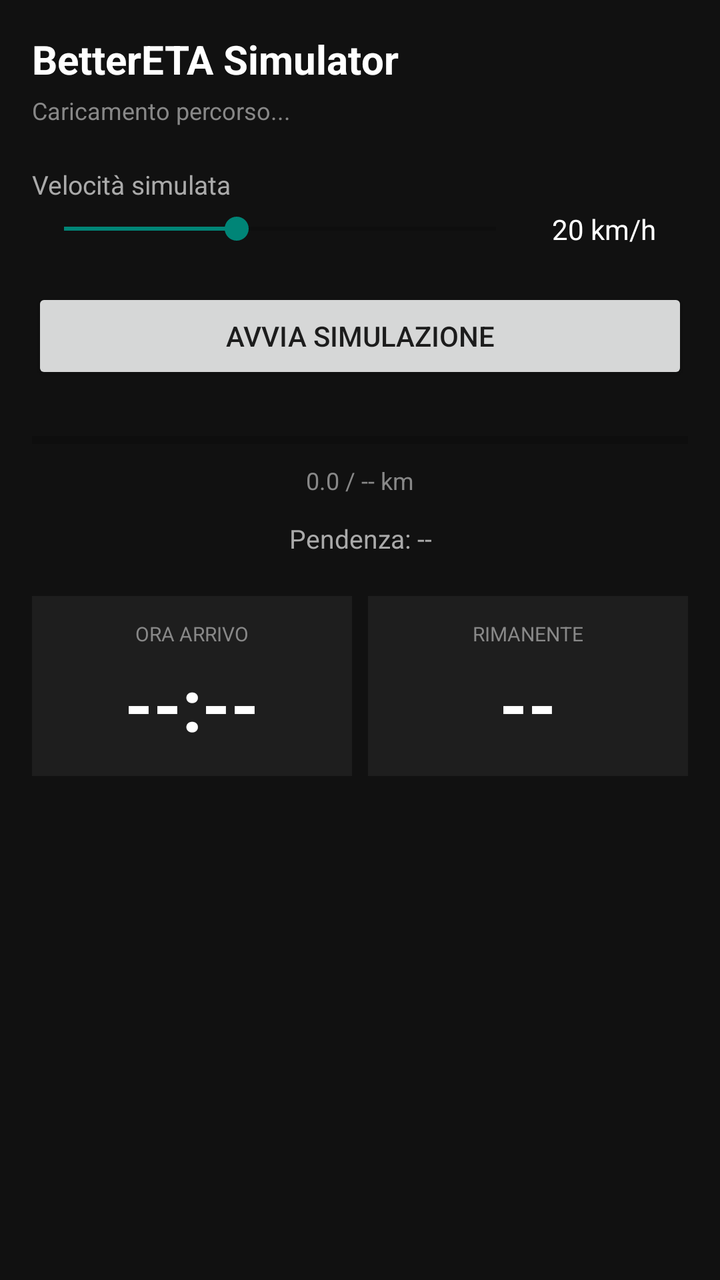
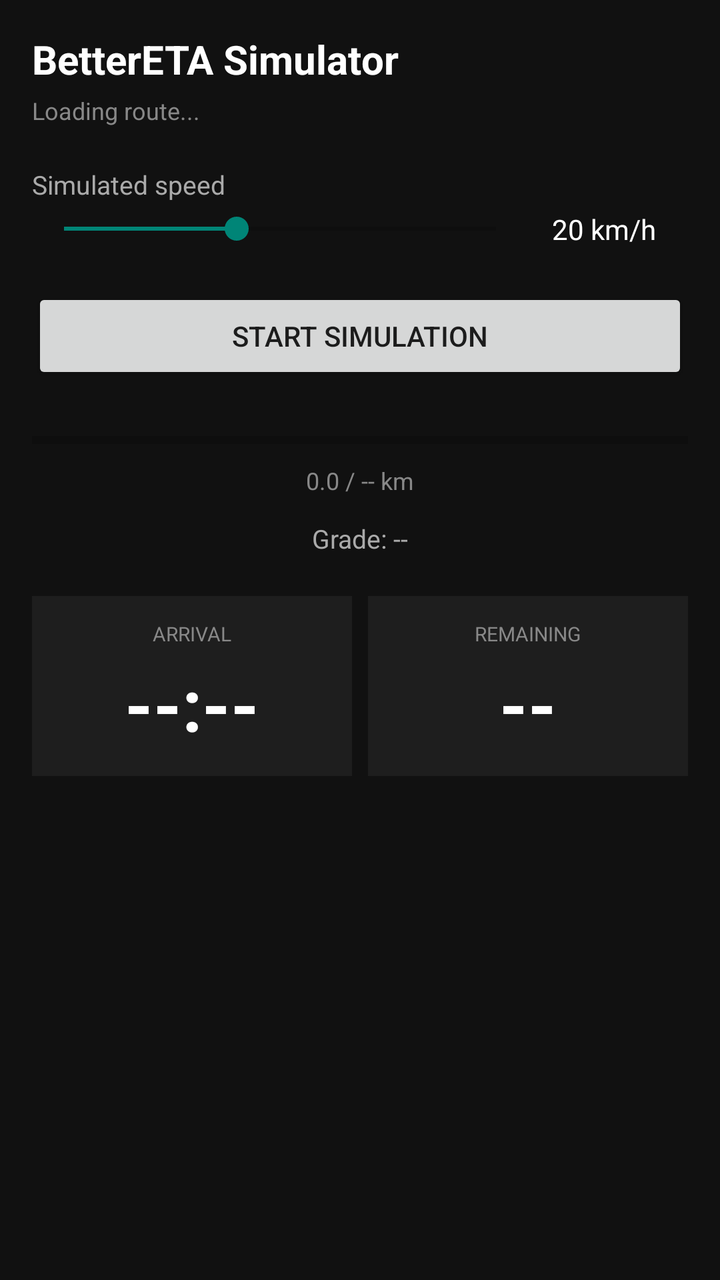

Before-and-after screenshots of an Android layout around one commit, followed by the original layout XML and the change that was made.
<!-- AndroidManifest.xml: application theme Theme.AppCompat.DayNight.NoActionBar -->
<!-- res/layout/activity_simulator.xml -->
<?xml version="1.0" encoding="utf-8"?>
<ScrollView xmlns:android="http://schemas.android.com/apk/res/android"
    android:layout_width="match_parent"
    android:layout_height="match_parent"
    android:background="#111111">

    <LinearLayout
        android:layout_width="match_parent"
        android:layout_height="wrap_content"
        android:orientation="vertical"
        android:padding="16dp">

        <TextView
            android:layout_width="wrap_content"
            android:layout_height="wrap_content"
            android:text="BetterETA Simulator"
            android:textColor="#FFFFFF"
            android:textSize="20sp"
            android:textStyle="bold"
            android:layout_marginBottom="4dp" />

        <TextView
            android:id="@+id/tvRouteInfo"
            android:layout_width="match_parent"
            android:layout_height="wrap_content"
            android:text="Caricamento percorso..."
            android:textColor="#888888"
            android:textSize="12sp"
            android:layout_marginBottom="20dp" />

        
        <TextView
            android:layout_width="wrap_content"
            android:layout_height="wrap_content"
            android:text="Velocità simulata"
            android:textColor="#AAAAAA"
            android:textSize="13sp"
            android:layout_marginBottom="4dp" />

        <LinearLayout
            android:layout_width="match_parent"
            android:layout_height="wrap_content"
            android:orientation="horizontal"
            android:gravity="center_vertical"
            android:layout_marginBottom="20dp">

            <SeekBar
                android:id="@+id/sbSpeed"
                android:layout_width="0dp"
                android:layout_height="wrap_content"
                android:layout_weight="1"
                android:max="100"
                android:progress="40"
                android:layout_marginEnd="12dp" />

            <TextView
                android:id="@+id/tvSpeedValue"
                android:layout_width="68dp"
                android:layout_height="wrap_content"
                android:text="20 km/h"
                android:textColor="#FFFFFF"
                android:textSize="14sp" />
        </LinearLayout>

        <Button
            android:id="@+id/btnStartStop"
            android:layout_width="match_parent"
            android:layout_height="wrap_content"
            android:text="Avvia Simulazione"
            android:layout_marginBottom="20dp" />

        
        <ProgressBar
            android:id="@+id/pbRoute"
            style="?android:attr/progressBarStyleHorizontal"
            android:layout_width="match_parent"
            android:layout_height="wrap_content"
            android:max="1000"
            android:progress="0"
            android:layout_marginBottom="4dp" />

        <TextView
            android:id="@+id/tvProgress"
            android:layout_width="match_parent"
            android:layout_height="wrap_content"
            android:text="0.0 / -- km"
            android:textColor="#888888"
            android:textSize="12sp"
            android:gravity="center"
            android:layout_marginBottom="12dp" />

        <TextView
            android:id="@+id/tvGrade"
            android:layout_width="match_parent"
            android:layout_height="wrap_content"
            android:text="Pendenza: --"
            android:textColor="#AAAAAA"
            android:textSize="13sp"
            android:gravity="center"
            android:layout_marginBottom="20dp" />

        
        <LinearLayout
            android:layout_width="match_parent"
            android:layout_height="wrap_content"
            android:orientation="horizontal">

            <LinearLayout
                android:layout_width="0dp"
                android:layout_height="wrap_content"
                android:layout_weight="1"
                android:orientation="vertical"
                android:gravity="center"
                android:background="#1E1E1E"
                android:padding="12dp"
                android:layout_marginEnd="4dp">

                <TextView
                    android:layout_width="wrap_content"
                    android:layout_height="wrap_content"
                    android:text="ORA ARRIVO"
                    android:textColor="#888888"
                    android:textSize="10sp"
                    android:layout_marginBottom="4dp" />

                <TextView
                    android:id="@+id/tvEtaAbsolute"
                    android:layout_width="wrap_content"
                    android:layout_height="wrap_content"
                    android:text="--:--"
                    android:textColor="#FFFFFF"
                    android:textSize="36sp"
                    android:textStyle="bold" />
            </LinearLayout>

            <LinearLayout
                android:layout_width="0dp"
                android:layout_height="wrap_content"
                android:layout_weight="1"
                android:orientation="vertical"
                android:gravity="center"
                android:background="#1E1E1E"
                android:padding="12dp"
                android:layout_marginStart="4dp">

                <TextView
                    android:layout_width="wrap_content"
                    android:layout_height="wrap_content"
                    android:text="RIMANENTE"
                    android:textColor="#888888"
                    android:textSize="10sp"
                    android:layout_marginBottom="4dp" />

                <TextView
                    android:id="@+id/tvEtaRemaining"
                    android:layout_width="wrap_content"
                    android:layout_height="wrap_content"
                    android:text="--"
                    android:textColor="#FFFFFF"
                    android:textSize="36sp"
                    android:textStyle="bold" />
            </LinearLayout>

        </LinearLayout>

    </LinearLayout>
</ScrollView>
<!-- resources referenced by this layout -->
<resources>

</resources>

<!-- the commit's change to res/layout/activity_simulator.xml (unified diff, before → after) -->
@@ -23,7 +23,7 @@
             android:id="@+id/tvRouteInfo"
             android:layout_width="match_parent"
             android:layout_height="wrap_content"
-            android:text="Caricamento percorso..."
+            android:text="Loading route..."
             android:textColor="#888888"
             android:textSize="12sp"
             android:layout_marginBottom="20dp" />
@@ -32,7 +32,7 @@
         <TextView
             android:layout_width="wrap_content"
             android:layout_height="wrap_content"
-            android:text="Velocità simulata"
+            android:text="Simulated speed"
             android:textColor="#AAAAAA"
             android:textSize="13sp"
             android:layout_marginBottom="4dp" />
@@ -66,7 +66,7 @@
             android:id="@+id/btnStartStop"
             android:layout_width="match_parent"
             android:layout_height="wrap_content"
-            android:text="Avvia Simulazione"
+            android:text="Start Simulation"
             android:layout_marginBottom="20dp" />
 
         
@@ -93,7 +93,7 @@
             android:id="@+id/tvGrade"
             android:layout_width="match_parent"
             android:layout_height="wrap_content"
-            android:text="Pendenza: --"
+            android:text="Grade: --"
             android:textColor="#AAAAAA"
             android:textSize="13sp"
             android:gravity="center"
@@ -118,7 +118,7 @@
                 <TextView
                     android:layout_width="wrap_content"
                     android:layout_height="wrap_content"
-                    android:text="ORA ARRIVO"
+                    android:text="ARRIVAL"
                     android:textColor="#888888"
                     android:textSize="10sp"
                     android:layout_marginBottom="4dp" />
@@ -146,7 +146,7 @@
                 <TextView
                     android:layout_width="wrap_content"
                     android:layout_height="wrap_content"
-                    android:text="RIMANENTE"
+                    android:text="REMAINING"
                     android:textColor="#888888"
                     android:textSize="10sp"
                     android:layout_marginBottom="4dp" />
